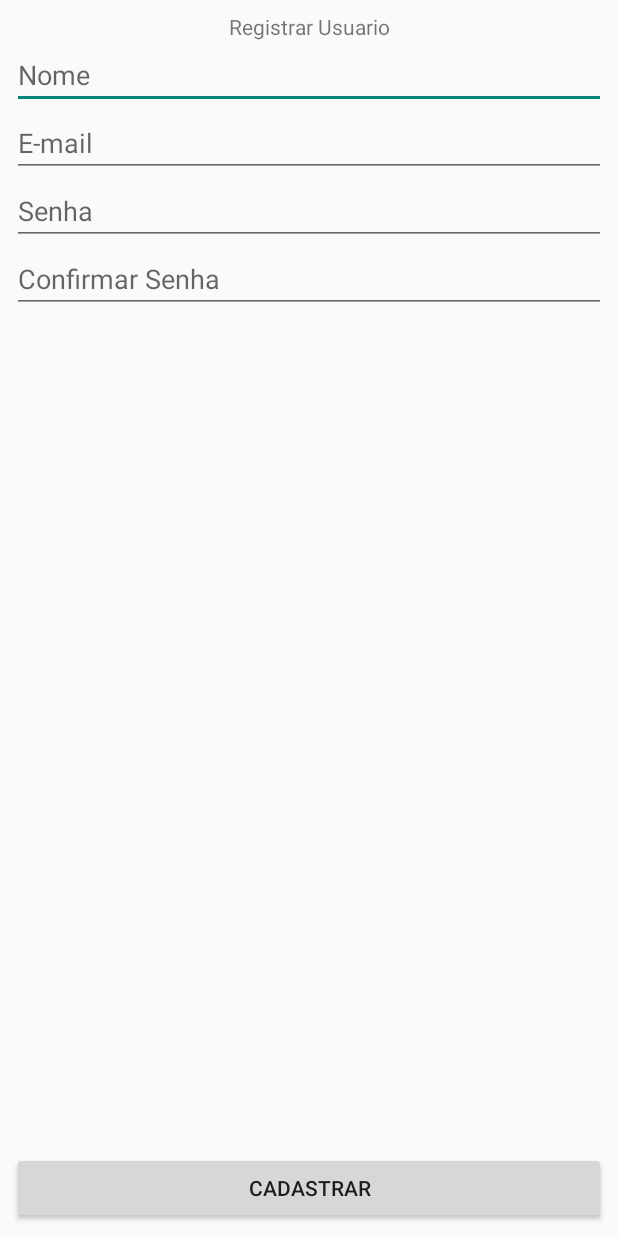
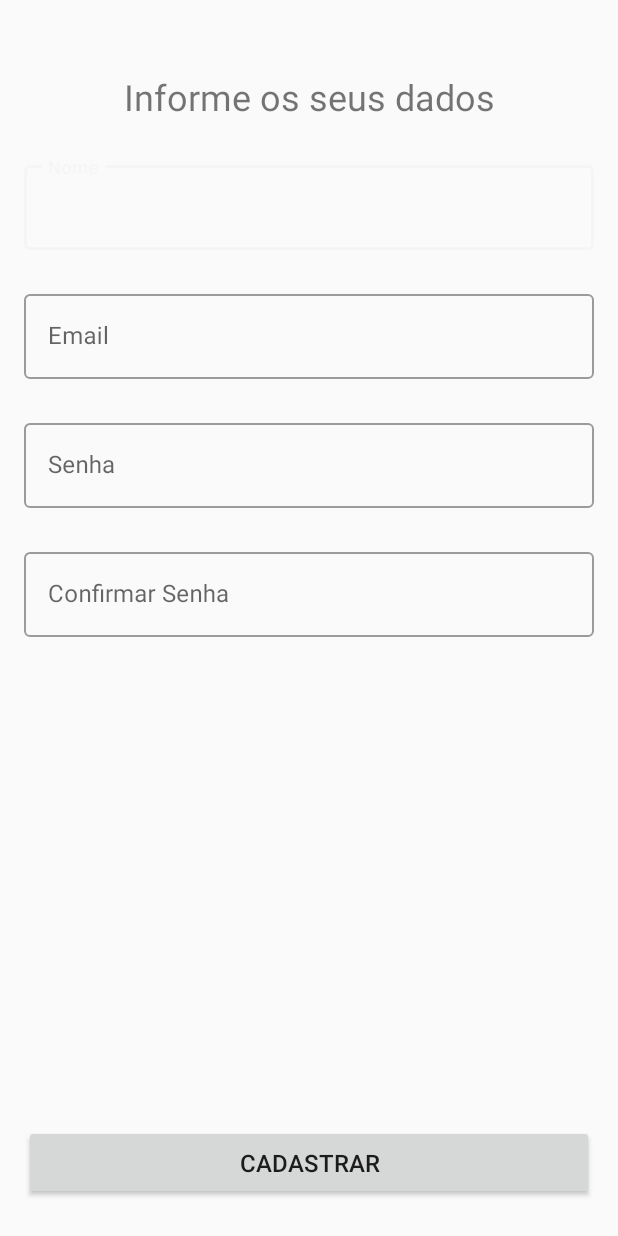
Before and after one commit to notmarinho/BilangoMarket, an Android app: the RegistrarUsuarioActivity screen opened directly, with no data from a screen before it, on a phone screen of 412 x 824 dp. Run offline under Robolectric (Android 15) with nearby library versions, the light colour scheme and no system bars.

Commit message:
Mudança no desing e correçao de bugs
Mudança no layout do cadastro de novos usuarios e correçao de um bug que se tentasse cadastrar anuncio sem preencher os dados o app fechava.

```diff
--- a/app/src/main/java/com/example/mateus/multiplestables/Activitys/ItemClicadoActivity.java
+++ b/app/src/main/java/com/example/mateus/multiplestables/Activitys/ItemClicadoActivity.java
@@ -1,7 +1,10 @@
 package com.example.mateus.multiplestables.Activitys;
 
+import android.support.design.widget.FloatingActionButton;
+import android.support.design.widget.Snackbar;
 import android.support.v7.app.AppCompatActivity;
 import android.os.Bundle;
+import android.view.View;
 import android.widget.TextView;
 import android.widget.Toolbar;
 
@@ -43,5 +46,13 @@ public class ItemClicadoActivity extends AppCompatActivity {
             txt_anuncio_descricao.setText(anuncio_descricao);
         }
 
+        FloatingActionButton fab = findViewById(R.id.floatingButton);
+        fab.setOnClickListener(new View.OnClickListener() {
+            @Override
+            public void onClick(View view) {
+                Snackbar.make(view, "Você precisa estar logado para adicionar este item ao carrinho", Snackbar.LENGTH_LONG)
+                        .setAction("Action", null).show();
+            }
+        });
     }
 }
--- a/app/src/main/java/com/example/mateus/multiplestables/Activitys/RegistrarAnunciosActivity.java
+++ b/app/src/main/java/com/example/mateus/multiplestables/Activitys/RegistrarAnunciosActivity.java
@@ -42,7 +42,7 @@ public class RegistrarAnunciosActivity extends AppCompatActivity {
     public void cadastrarAnuncio(View view){
         boolean erro = false;
         String nome      = edt_anuncio_nome.getText().toString();
-        float preco      = Float.valueOf(edt_anuncio_preco.getText().toString());
+        String preco     = edt_anuncio_preco.getText().toString();
         String descricao = edt_anuncio_descricao.getText().toString();
         int DonoID       = usuario.getID();
 
@@ -52,7 +52,7 @@ public class RegistrarAnunciosActivity extends AppCompatActivity {
             edt_anuncio_nome.requestFocus();
         }
         else
-        if (erro = isCampoVazio(Float.toString(preco))){
+        if (erro = isCampoVazio(preco)){
             Toast.makeText(this, "Informe um preço para o anuncio", Toast.LENGTH_SHORT).show();
             edt_anuncio_preco.requestFocus();
         }
@@ -66,7 +66,7 @@ public class RegistrarAnunciosActivity extends AppCompatActivity {
                                                                                 //Caso nao houver nenhum erro, o anuncio é cadastrado no banco de dados
             Anuncio anuncio = new Anuncio();
             anuncio.setNome(nome);
-            anuncio.setPreço(preco);
+            anuncio.setPreço(Float.valueOf(preco));
             anuncio.setDescricao(descricao);
             anuncio.setDonoID(DonoID);
 
--- a/app/src/main/res/layout/activity_item_clicado.xml
+++ b/app/src/main/res/layout/activity_item_clicado.xml
@@ -96,7 +96,7 @@
                         android:layout_weight="9"
                         android:padding="12dp"
                         android:text="PRECO"
-                        android:textSize="18sp"
+                        android:textSize="22sp"
                         android:textStyle="bold" />
                 </LinearLayout>
 
@@ -119,6 +119,7 @@
     </android.support.v4.widget.NestedScrollView>
 
     <android.support.design.widget.FloatingActionButton
+        android:id="@+id/floatingButton"
         android:layout_width="wrap_content"
         android:layout_height="wrap_content"
         android:elevation="6dp"
--- a/app/src/main/res/layout/activity_registrar_anuncios.xml
+++ b/app/src/main/res/layout/activity_registrar_anuncios.xml
@@ -49,7 +49,7 @@
             android:layout_height="wrap_content"
             android:ems="10"
             android:hint="Descrição"
-            android:inputType="textPersonName" />
+            android:inputType="textMultiLine" />
     </LinearLayout>
 
     <LinearLayout
--- a/app/src/main/res/layout/activity_registrar_usuario.xml
+++ b/app/src/main/res/layout/activity_registrar_usuario.xml
@@ -6,79 +6,118 @@
     android:layout_height="match_parent"
     tools:context=".Activitys.RegistrarUsuarioActivity">
 
-    <LinearLayout
-        android:id="@+id/lyt_edts_boxes"
-        android:layout_width="0dp"
+    <TextView
+        android:id="@+id/txt_title_registrarUsuario"
+        android:layout_width="match_parent"
         android:layout_height="wrap_content"
         android:layout_marginStart="8dp"
-        android:layout_marginTop="8dp"
+        android:layout_marginTop="48dp"
         android:layout_marginEnd="8dp"
-        android:layout_marginBottom="8dp"
-        android:orientation="vertical"
-        app:layout_constraintBottom_toBottomOf="parent"
+        android:text="Informe os seus dados"
+        android:textAlignment="center"
+        android:textSize="24sp"
         app:layout_constraintEnd_toEndOf="parent"
         app:layout_constraintStart_toStartOf="parent"
-        app:layout_constraintTop_toTopOf="parent"
-        app:layout_constraintVertical_bias="0.0">
+        app:layout_constraintTop_toTopOf="parent" />
 
-        <TextView
-            android:id="@+id/txt_title_registrarUsuario"
-            android:layout_width="match_parent"
-            android:layout_height="wrap_content"
-            android:text="Registrar Usuario"
-            android:textAlignment="center" />
+    <android.support.design.widget.TextInputLayout
+        android:id="@+id/input_layout_nome"
+        style="@style/Widget.MaterialComponents.TextInputLayout.OutlinedBox"
+        android:layout_width="match_parent"
+        android:layout_height="wrap_content"
+        android:layout_marginStart="16dp"
+        android:layout_marginTop="24dp"
+        android:layout_marginEnd="16dp"
+        app:layout_constraintEnd_toEndOf="parent"
+        app:layout_constraintHorizontal_bias="0.0"
+        app:layout_constraintStart_toStartOf="parent"
+        app:layout_constraintTop_toBottomOf="@+id/txt_title_registrarUsuario">
 
-        <EditText
+        <android.support.design.widget.TextInputEditText
             android:id="@+id/edt_usuarioNome"
             android:layout_width="match_parent"
             android:layout_height="wrap_content"
-            android:ems="10"
             android:hint="Nome"
-            android:inputType="textPersonName" />
+            android:inputType="textCapWords|textPersonName" />
+    </android.support.design.widget.TextInputLayout>
 
-        <EditText
+    <android.support.design.widget.TextInputLayout
+        android:id="@+id/input_layout_email"
+        style="@style/Widget.MaterialComponents.TextInputLayout.OutlinedBox"
+        android:layout_width="match_parent"
+        android:layout_height="wrap_content"
+        android:layout_marginStart="16dp"
+        android:layout_marginTop="24dp"
+        android:layout_marginEnd="16dp"
+        app:layout_constraintEnd_toEndOf="parent"
+        app:layout_constraintHorizontal_bias="0.0"
+        app:layout_constraintStart_toStartOf="parent"
+        app:layout_constraintTop_toBottomOf="@+id/input_layout_nome">
+
+        <android.support.design.widget.TextInputEditText
             android:id="@+id/edt_usuarioEmail"
             android:layout_width="match_parent"
             android:layout_height="wrap_content"
-            android:ems="10"
-            android:hint="E-mail"
+            android:hint="Email"
             android:inputType="textEmailAddress" />
+    </android.support.design.widget.TextInputLayout>
 
-        <EditText
+    <android.support.design.widget.TextInputLayout
+        android:id="@+id/input_layout_senha"
+        style="@style/Widget.MaterialComponents.TextInputLayout.OutlinedBox"
+        android:layout_width="match_parent"
+        android:layout_height="wrap_content"
+        android:layout_marginStart="16dp"
+        android:layout_marginTop="24dp"
+        android:layout_marginEnd="16dp"
+        app:layout_constraintEnd_toEndOf="parent"
+        app:layout_constraintHorizontal_bias="0.0"
+        app:layout_constraintStart_toStartOf="parent"
+        app:layout_constraintTop_toBottomOf="@+id/input_layout_email">
+
+        <android.support.design.widget.TextInputEditText
             android:id="@+id/edt_usuarioSenha"
             android:layout_width="match_parent"
             android:layout_height="wrap_content"
-            android:ems="10"
             android:hint="Senha"
             android:inputType="textPassword" />
+    </android.support.design.widget.TextInputLayout>
 
-        <EditText
+    <android.support.design.widget.TextInputLayout
+        android:id="@+id/input_layout_confirmarSenha"
+        style="@style/Widget.MaterialComponents.TextInputLayout.OutlinedBox"
+        android:layout_width="match_parent"
+        android:layout_height="wrap_content"
+        android:layout_marginStart="16dp"
+        android:layout_marginTop="24dp"
+        android:layout_marginEnd="16dp"
+        app:layout_constraintEnd_toEndOf="parent"
+        app:layout_constraintHorizontal_bias="0.0"
+        app:layout_constraintStart_toStartOf="parent"
+        app:layout_constraintTop_toBottomOf="@+id/input_layout_senha">
+
+        <android.support.design.widget.TextInputEditText
             android:id="@+id/edt_usuarioConfirmarSenha"
             android:layout_width="match_parent"
             android:layout_height="wrap_content"
-            android:ems="10"
             android:hint="Confirmar Senha"
             android:inputType="textPassword" />
-    </LinearLayout>
+    </android.support.design.widget.TextInputLayout>
 
-    <LinearLayout
+    <Button
+        android:id="@+id/btn_cadastrar"
         android:layout_width="0dp"
-        android:layout_height="wrap_content"
-        android:layout_marginStart="8dp"
-        android:layout_marginEnd="8dp"
-        android:layout_marginBottom="8dp"
-        android:orientation="horizontal"
+        android:layout_height="50dp"
+        android:layout_marginStart="16dp"
+        android:layout_marginEnd="16dp"
+        android:layout_marginBottom="24dp"
+        android:layout_weight="1"
+        android:onClick="cadastrarUsuario"
+        android:text="Cadastrar"
+        android:textSize="16sp"
         app:layout_constraintBottom_toBottomOf="parent"
         app:layout_constraintEnd_toEndOf="parent"
-        app:layout_constraintStart_toStartOf="parent">
+        app:layout_constraintStart_toStartOf="parent" />
 
-        <Button
-            android:id="@+id/btn_cadastrar"
-            android:layout_width="wrap_content"
-            android:layout_height="wrap_content"
-            android:layout_weight="1"
-            android:onClick="cadastrarUsuario"
-            android:text="Cadastrar" />
-    </LinearLayout>
 
 </android.support.constraint.ConstraintLayout>
```
